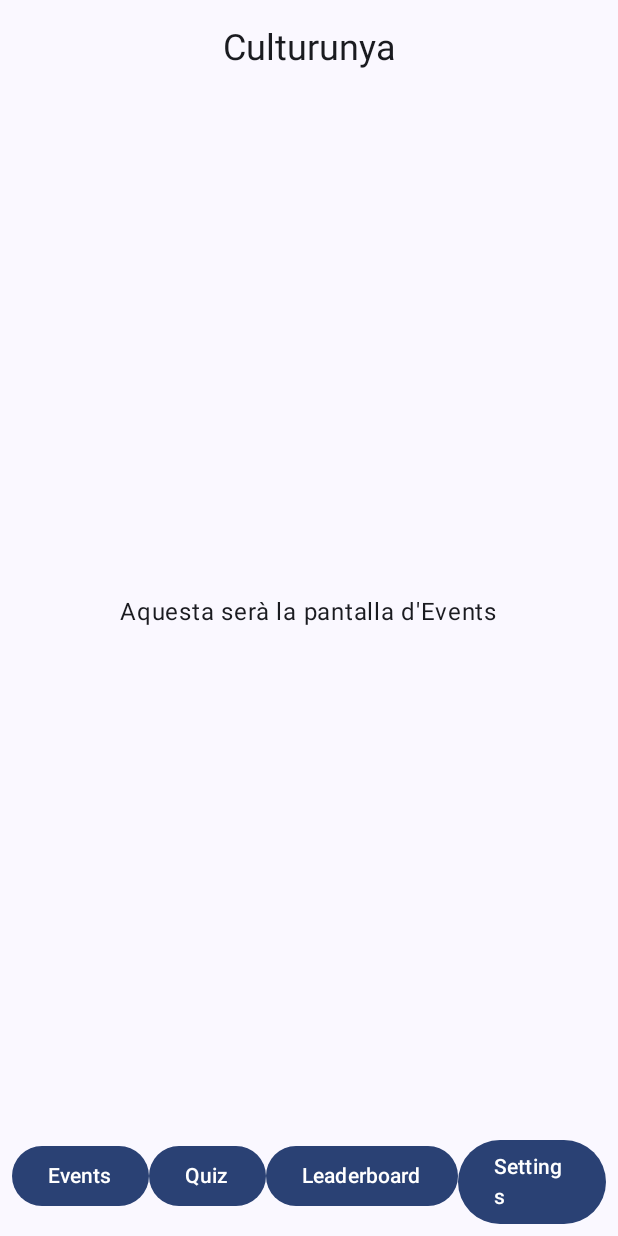
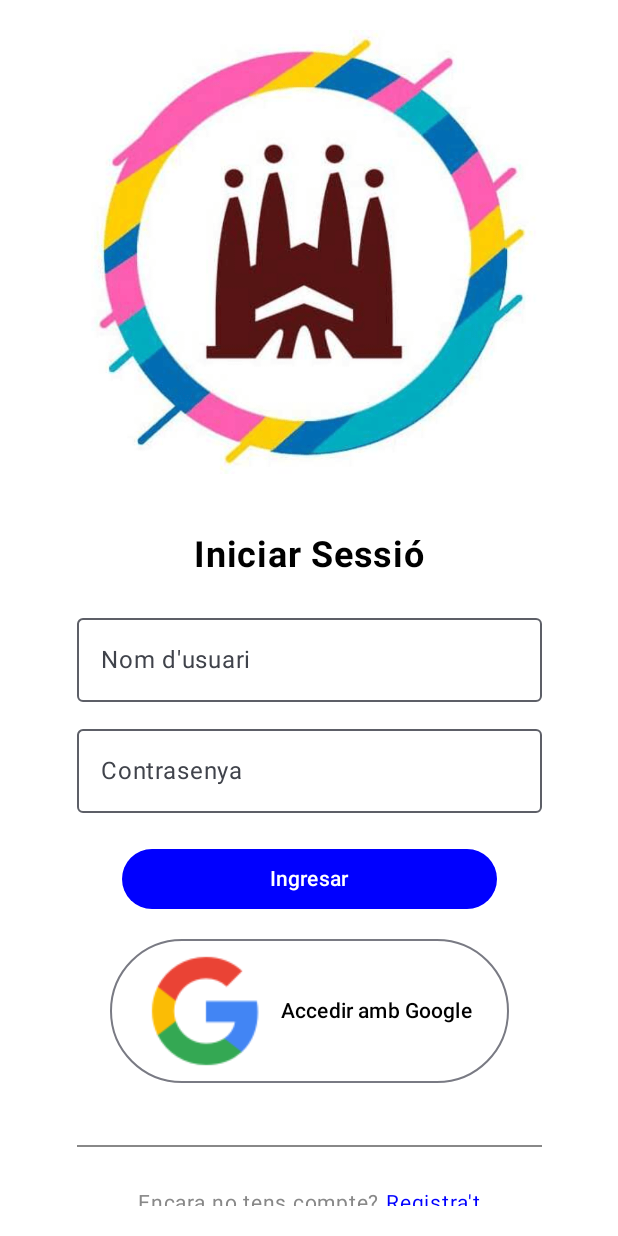
Before and after one commit to pes2425q2-t-gei-upc/Culturunya, an Android app built with Jetpack Compose: the screen it shows after launch (MainActivity before the commit, TestActivity after it), on a phone screen of 412 x 824 dp. Run offline under Robolectric (Android 15) with nearby library versions, the phone set to English and light mode, and no system bars.

Commit message:
millores, ja no se gira sa pantalla

```diff
--- a/app/src/main/AndroidManifest.xml
+++ b/app/src/main/AndroidManifest.xml
@@ -13,10 +13,11 @@
             android:theme="@style/Theme.Culturunya"
             tools:targetApi="31">
         <activity
-                android:name=".MainActivity"
+                android:name=".TestActivity"
                 android:exported="true"
                 android:label="@string/app_name"
-                android:theme="@style/Theme.Culturunya">
+                android:theme="@style/Theme.Culturunya"
+                android:screenOrientation="portrait">>
             <intent-filter>
                 <action android:name="android.intent.action.MAIN"/>
 
--- a/app/src/main/java/com/example/culturunya/ui/events/PantallaIniciDeSessio.kt
+++ b/app/src/main/java/com/example/culturunya/ui/events/PantallaIniciDeSessio.kt
@@ -26,6 +26,17 @@ import androidx.compose.ui.tooling.preview.Preview
 import androidx.compose.ui.unit.dp
 import androidx.compose.ui.unit.sp
 import com.example.culturunya.ui.theme.CulturunyaTheme
+
+class TestActivity : ComponentActivity() {
+    override fun onCreate(savedInstanceState: Bundle?) {
+        super.onCreate(savedInstanceState)
+        setContent {
+            CulturunyaTheme {
+                ComposablePrincipal()
+            }
+        }
+    }
+}
 
 @OptIn(ExperimentalMaterial3Api::class)
 @Composable
@@ -151,9 +162,8 @@ fun ComposablePrincipal() {
 
 @Preview(showBackground = true)
 @Composable
-fun GreetingPreview() {
+fun Preview() {
     CulturunyaTheme {
-
-
+        ComposablePrincipal()
     }
 }
```
